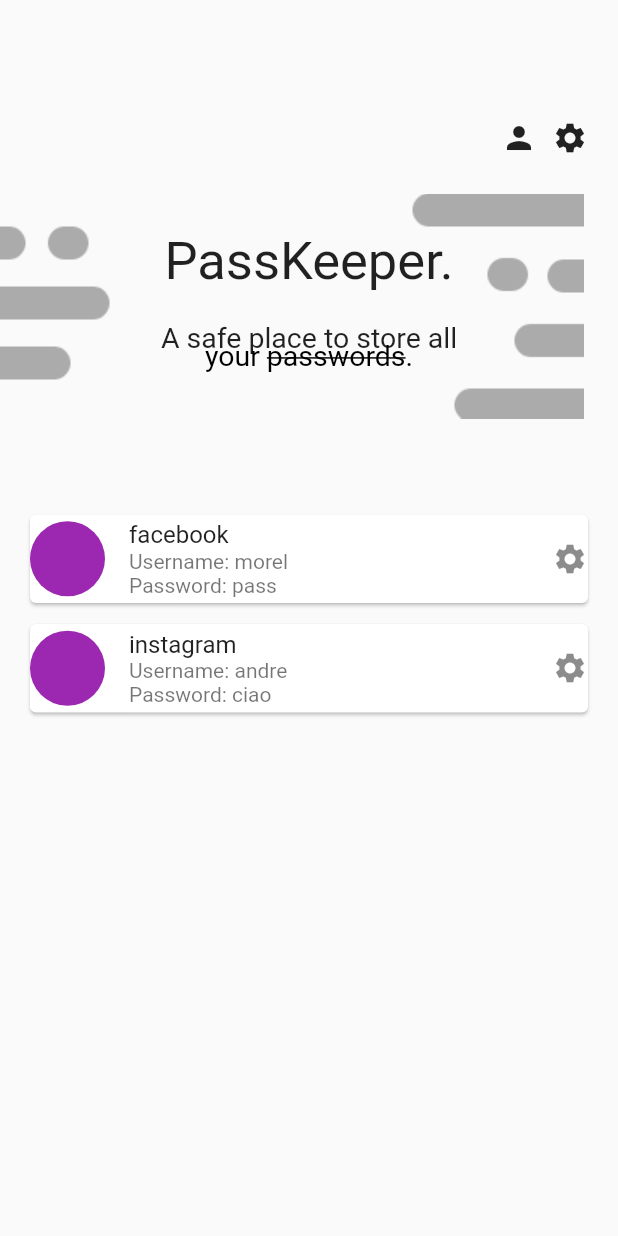
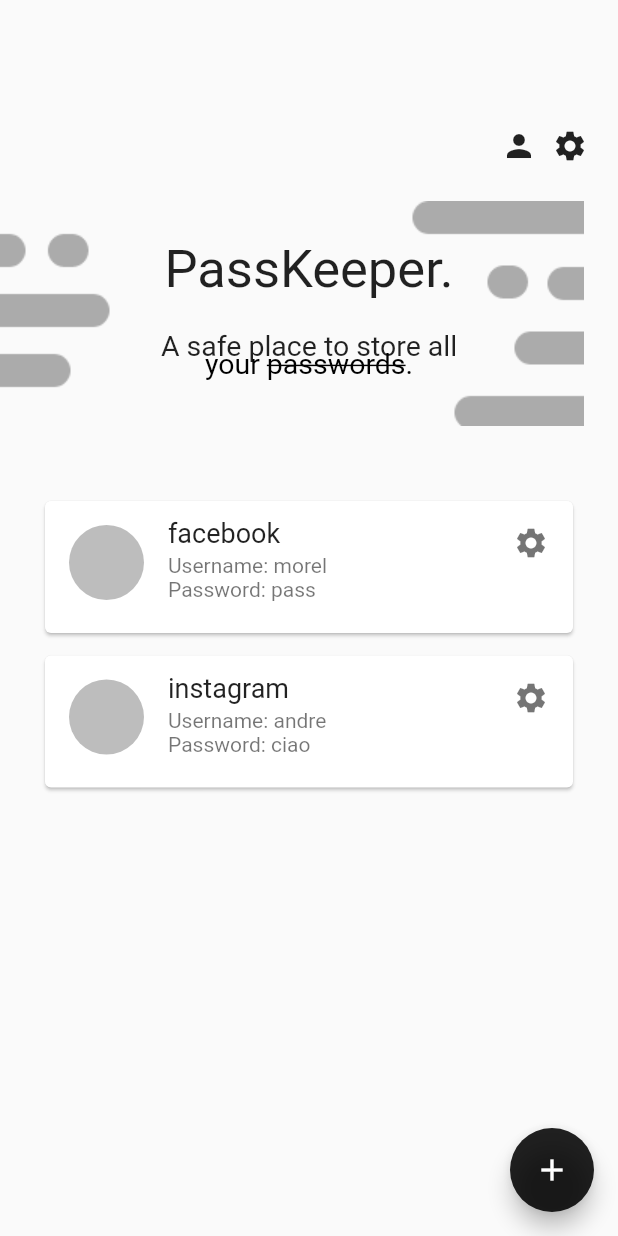
Before and after one commit to lorenzo-morelli/PassKeeper, a Flutter app: the screen it shows after launch, on a phone screen of 412 x 824 dp. Run offline on Flutter 3.47's test engine with Material 2 defaults, Android fonts, the phone set to English and light mode, and no system bars; Roboto replaces fonts that are missing (ZenAntique).

Commit message:
added floating button

```diff
--- a/lib/main.dart
+++ b/lib/main.dart
@@ -9,7 +9,13 @@ class MyApp extends StatelessWidget {
   @override
   Widget build(BuildContext context) {
     return MaterialApp(
-      theme: ThemeData(fontFamily: 'ZenAntique'),
+      theme: ThemeData(
+          fontFamily: 'ZenAntique',
+          highlightColor: Colors.white,
+        floatingActionButtonTheme: FloatingActionButtonThemeData(
+          backgroundColor: Colors.black87,
+        ),
+      ),
       home: Wrapper(),
     );
   }
--- a/lib/models/account.dart
+++ b/lib/models/account.dart
@@ -1,7 +1,14 @@
+import 'package:flutter/material.dart';
+
 class Account {
   final String site;
   final String username;
   final String password;
+  Color color = Colors.black26;
 
   Account(this.site, this.username, this.password);
+
+  changeColor(Color color) {
+    this.color = color;
+  }
 }
--- a/lib/views/home/account_tile.dart
+++ b/lib/views/home/account_tile.dart
@@ -8,18 +8,18 @@ class AccountTile extends StatelessWidget {
   @override
   Widget build(BuildContext context) {
     return Padding(
-      padding: EdgeInsets.only(top: 8),
+      padding: EdgeInsets.symmetric(horizontal: 30),
       child: Card(
-        margin: EdgeInsets.fromLTRB(20.0, 6.0, 20.0, 0.0),
+        margin: EdgeInsets.only(bottom: 15),
         child: ListTile(
-          contentPadding: EdgeInsets.only(bottom: 0),
+          isThreeLine: true,
           leading: CircleAvatar(
             radius: 25.0,
-            backgroundColor: Colors.purple,
+            backgroundColor: account.color,
           ),
-          title: Text(account.site),
+          title: Text(account.site, style: TextStyle(fontSize: 18, fontWeight: FontWeight.w400)),
           subtitle: Text('Username: ${account.username}\nPassword: ${account.password}'),
-          trailing: Icon(Icons.settings),
+          trailing: Icon(Icons.settings, color: Colors.black54),
         ),
       ),
     );
--- a/lib/views/home/home.dart
+++ b/lib/views/home/home.dart
@@ -10,7 +10,7 @@ class Home extends StatelessWidget {
       resizeToAvoidBottomInset: false,
       body: Column(
         children: [
-          SizedBox(height: 80),
+          SizedBox(height: 85),
           Row(
             mainAxisAlignment: MainAxisAlignment.end,
             children: const [
@@ -33,18 +33,14 @@ class Home extends StatelessWidget {
                       Center(
                         child: Text(
                           'PassKeeper.',
-                          style: TextStyle(
-                            fontSize: 35,
-                          ),
+                          style: TextStyle(fontSize: 35),
                         ),
                       ),
                       SizedBox(height: 70),
                       Center(
                         child: Text(
                           'A safe place to store all',
-                          style: TextStyle(
-                            fontSize: 19,
-                          ),
+                          style: TextStyle(fontSize: 19),
                         ),
                       ),
                       Center(
@@ -75,8 +71,15 @@ class Home extends StatelessWidget {
           SizedBox(height: 50),
           Expanded(
             child: AccountList(),
-          )
+          ),
         ],
+      ),
+      floatingActionButton: FloatingActionButton(
+        onPressed: () {},
+        tooltip: 'Add new account',
+        child: const Icon(
+          Icons.add,
+        ),
       ),
     );
   }
```
